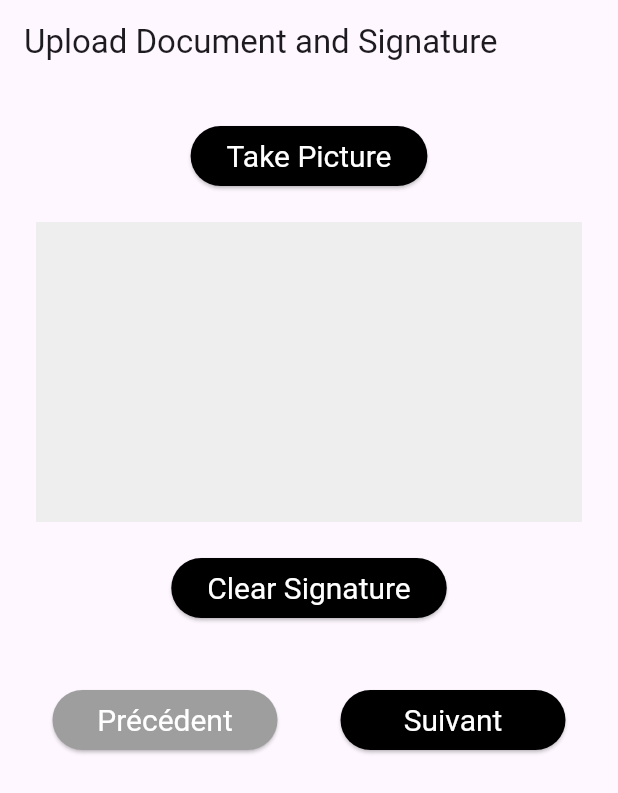
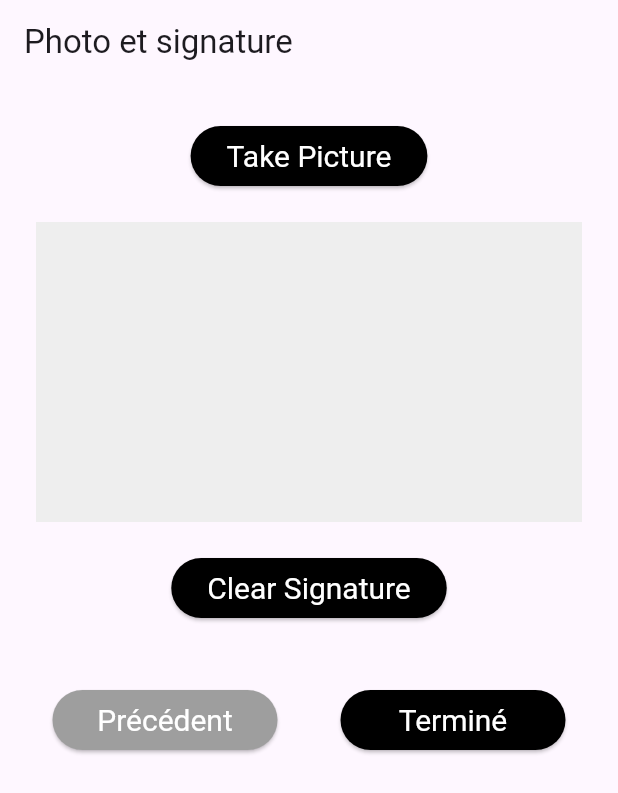
Before and after one commit to Akeops/application_technicien, a Flutter app: the SignatoryDocumentPage screen opened directly with empty values, on a phone screen of 412 x 824 dp. Shown: the top 793 px of the screen. Run offline on Flutter 3.47's test engine with Material 3 defaults, Android fonts, the phone set to English and light mode, and no system bars; drawn by our look-alikes of signature; our stand-ins replace image_picker, shared_preferences; accounts and stored records are empty.

Commit message:
page signature terminé

```diff
--- a/lib/pages/form_steps/step7.dart
+++ b/lib/pages/form_steps/step7.dart
@@ -75,7 +75,7 @@ class _ConfirmationPageState extends State<ConfirmationPage> {
                   buildTextField("Dont remise", widget.vatController),
                   buildTextField("TVA 20%", widget.includingDiscountController),
                   buildTextField("Total TTC", widget.totalPriceController),
-                  const SizedBox(height: 120), // Increased spacing
+                  const SizedBox(height: 40), // Increased spacing
                   Row(
                     mainAxisAlignment: MainAxisAlignment.spaceAround,
                     children: <Widget>[
--- a/lib/pages/form_steps/step9.dart
+++ b/lib/pages/form_steps/step9.dart
@@ -41,7 +41,7 @@ class _SignatoryDocumentPageState extends State<SignatoryDocumentPage> {
   Widget build(BuildContext context) {
     return Scaffold(
       appBar: AppBar(
-        title: const Text("Upload Document and Signature"),
+        title: const Text("Photo et signature"),
         automaticallyImplyLeading: false,
       ),
       body: GestureDetector(
@@ -84,7 +84,7 @@ class _SignatoryDocumentPageState extends State<SignatoryDocumentPage> {
                         child: const Text('Précédent'),
                       ),
                     ),
-                    SizedBox(width: 20),  // Add spacing between the buttons
+                    const SizedBox(width: 20),  // Add spacing between the buttons
                     SizedBox(
                       width: 150,
                       child: ElevatedButton(
@@ -93,7 +93,7 @@ class _SignatoryDocumentPageState extends State<SignatoryDocumentPage> {
                             widget.onNext();
                           }
                         },
-                        child: const Text('Suivant'),
+                        child: const Text('Terminé'),
                       ),
                     ),
                   ],
```
